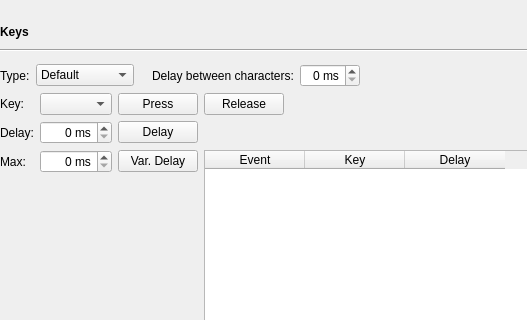
First picture: the form in src/gui/hwbindwidget.ui, repository davidedg/ckb-next-ddg, before the edit; both pictures show x 0 to 527 and y 0 to 320 of the 900 by 600 pixel window.
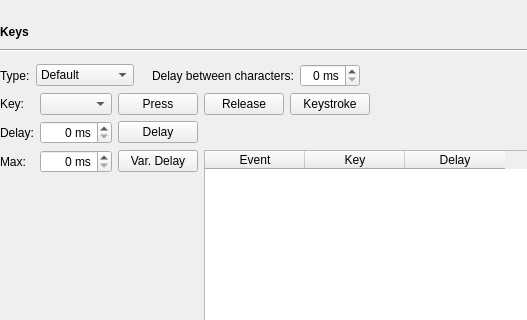
Second picture: the form after the edit. The open tabs and pages were chosen to show the change. Custom widgets are drawn as their Qt base class.

```diff
--- a/src/gui/hwbindwidget.ui
+++ b/src/gui/hwbindwidget.ui
@@ -669,10 +669,15 @@
            </widget>
           </item>
           <item row="0" column="3" alignment="Qt::AlignLeft">
-           <widget class="QPushButton" name="releaseButton">
-            <property name="text">
-             <string>Release</string>
-            </property>
+           <widget class="QWidget" name="keyEventButtons" native="true">
+            <layout class="QHBoxLayout" name="keyEventButtonsLayout">
+             <property name="leftMargin"><number>0</number></property>
+             <property name="topMargin"><number>0</number></property>
+             <property name="rightMargin"><number>0</number></property>
+             <property name="bottomMargin"><number>0</number></property>
+             <item><widget class="QPushButton" name="releaseButton"><property name="text"><string>Release</string></property></widget></item>
+             <item><widget class="QPushButton" name="keystrokeButton"><property name="text"><string>Keystroke</string></property></widget></item>
+            </layout>
            </widget>
           </item>
           <item row="1" column="0">
```
